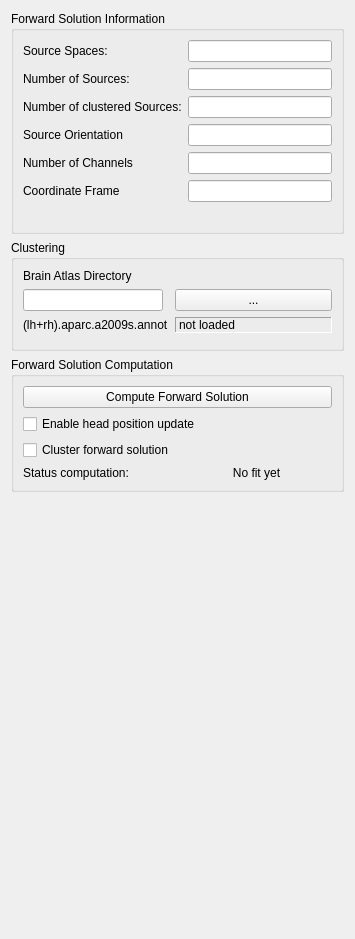
Qt form libraries/disp/viewers/formfiles/rtfwdsettingsview.ui (mne-tools/mne-cpp) before a commit.
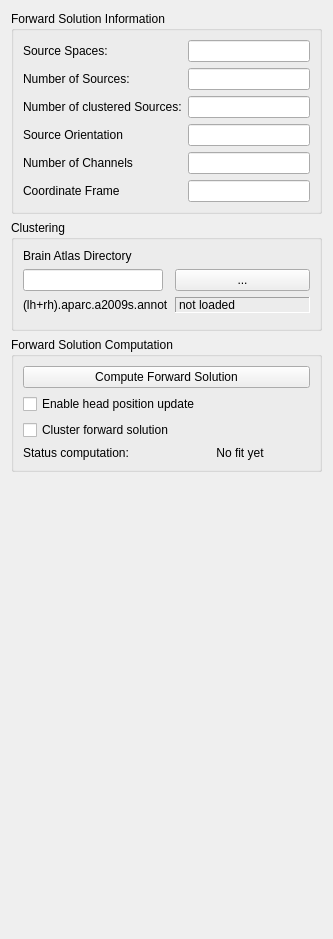
The same form after that commit.

Commit message: MAINT: remove empty label to solve compiling error

Patch:
```diff
--- a/libraries/disp/viewers/formfiles/rtfwdsettingsview.ui
+++ b/libraries/disp/viewers/formfiles/rtfwdsettingsview.ui
@@ -122,83 +122,6 @@
         </property>
        </widget>
       </item>
-      <item row="6" column="1">
-       <widget class="QLabel" name="label_9">
-        <property name="sizePolicy">
-         <sizepolicy hsizetype="Maximum" vsizetype="Minimum">
-          <horstretch>0</horstretch>
-          <verstretch>0</verstretch>
-         </sizepolicy>
-        </property>
-        <property name="palette">
-         <palette>
-          <active>
-           <colorrole role="Text">
-            <brush brushstyle="SolidPattern">
-             <color alpha="0">
-              <red>231</red>
-              <green>231</green>
-              <blue>231</blue>
-             </color>
-            </brush>
-           </colorrole>
-           <colorrole role="PlaceholderText">
-            <brush brushstyle="SolidPattern">
-             <color alpha="128">
-              <red>231</red>
-              <green>231</green>
-              <blue>231</blue>
-             </color>
-            </brush>
-           </colorrole>
-          </active>
-          <inactive>
-           <colorrole role="Text">
-            <brush brushstyle="SolidPattern">
-             <color alpha="0">
-              <red>231</red>
-              <green>231</green>
-              <blue>231</blue>
-             </color>
-            </brush>
-           </colorrole>
-           <colorrole role="PlaceholderText">
-            <brush brushstyle="SolidPattern">
-             <color alpha="128">
-              <red>231</red>
-              <green>231</green>
-              <blue>231</blue>
-             </color>
-            </brush>
-           </colorrole>
-          </inactive>
-          <disabled>
-           <colorrole role="Text">
-            <brush brushstyle="SolidPattern">
-             <color alpha="127">
-              <red>255</red>
-              <green>255</green>
-              <blue>255</blue>
-             </color>
-            </brush>
-           </colorrole>
-           <colorrole role="PlaceholderText">
-            <brush brushstyle="SolidPattern">
-             <color alpha="128">
-              <red>231</red>
-              <green>231</green>
-              <blue>231</blue>
-             </color>
-            </brush>
-           </colorrole>
-          </disabled>
-         </palette>
-        </property>
-        <property name="text">
-         <string>                                           </string>
-        </property>
-       </widget>
-      </item>
      </layout>
     </widget>
    </item>
```
